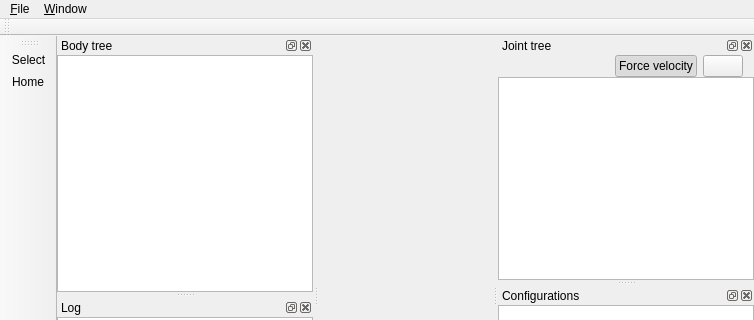
Qt form include/hpp/gui/ui/mainwindow.ui (humanoid-path-planner/hpp-gui) before a commit; both pictures show x 0 to 754 and y 0 to 320 of the 754 by 728 pixel window.
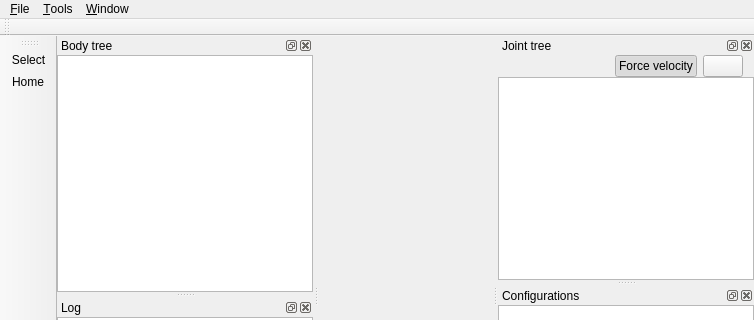
The same form after that commit. Icons and pictures are not drawn. Custom widgets are drawn as their Qt base class.

The edit to the form file:
```diff
--- a/include/hpp/gui/ui/mainwindow.ui
+++ b/include/hpp/gui/ui/mainwindow.ui
@@ -42,7 +42,7 @@
      <x>0</x>
      <y>0</y>
      <width>754</width>
-     <height>27</height>
+     <height>20</height>
     </rect>
    </property>
    <widget class="QMenu" name="menuFile">
@@ -60,7 +60,14 @@
      <string>&amp;Window</string>
     </property>
    </widget>
+   <widget class="QMenu" name="menuTools">
+    <property name="title">
+     <string>&amp;Tools</string>
+    </property>
+    <addaction name="actionPlugins"/>
+   </widget>
    <addaction name="menuFile"/>
+   <addaction name="menuTools"/>
    <addaction name="menuWindow"/>
   </widget>
   <widget class="QToolBar" name="mainToolBar">
```
Left out of the diff: 30 changed lines with no effect on the pictures.
